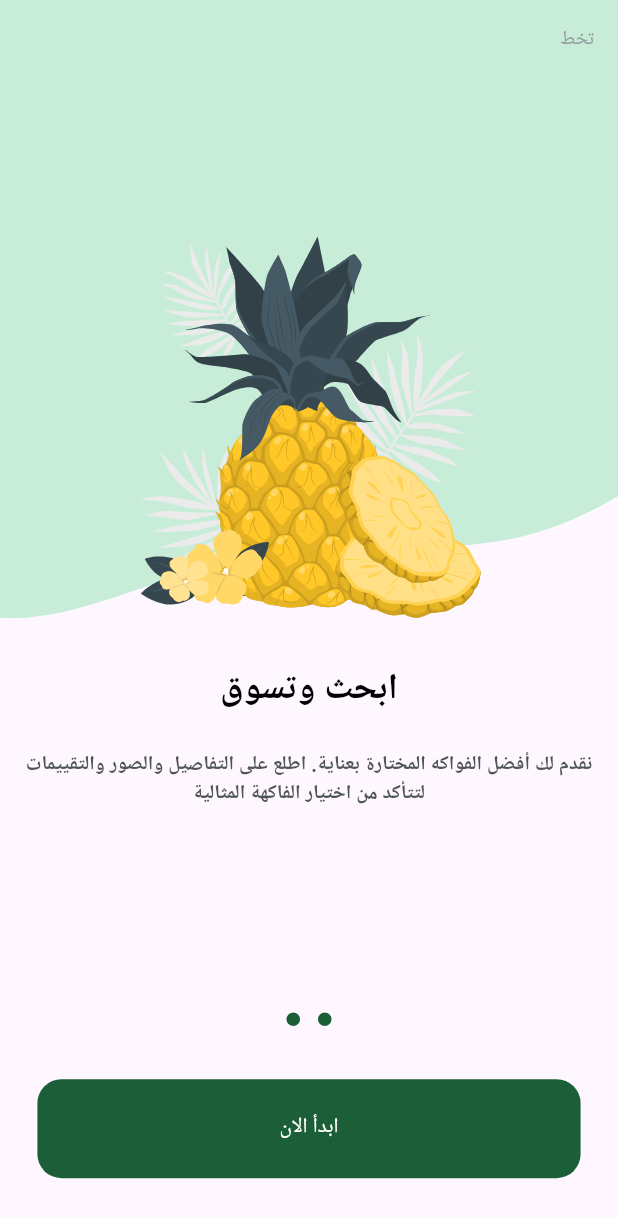
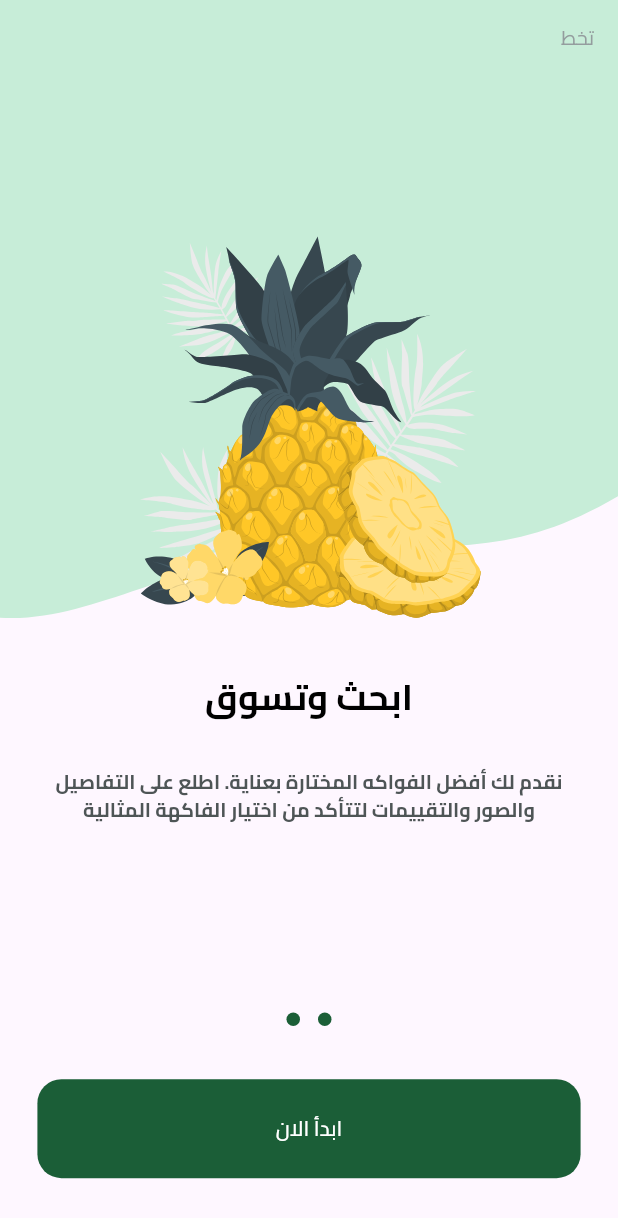
Before and after one commit to Hazem584/Fruits-Hub, a Flutter app: the screen it shows after launch, swiped to page 2, on a phone screen of 412 x 824 dp. Shown: the top 1218 px of the screen. Run offline on Flutter 3.47's test engine with Material 3 defaults, Android fonts, the phone set to English and light mode, and no system bars; drawn by our look-alikes of dots_indicator; our stand-ins replace flutter_screenutil, flutter_svg.

Commit message:
Add Cairo font family and update theme to use Cairo as default font

```diff
--- a/lib/main.dart
+++ b/lib/main.dart
@@ -20,6 +20,7 @@ class FruitHub extends StatelessWidget {
       splitScreenMode: true,
       builder: (context, child) {
         return MaterialApp(
+          theme: ThemeData(fontFamily: 'Cairo'),
           debugShowCheckedModeBanner: false,
           locale: const Locale('ar'),
           localizationsDelegates: const [
```
Also changed, not shown: pubspec.yaml (+12 -0 lines), assets/fonts/Cairo-Black.ttf (added), assets/fonts/Cairo-Bold.ttf (added), assets/fonts/Cairo-ExtraBold.ttf (added), assets/fonts/Cairo-ExtraLight.ttf (added), assets/fonts/Cairo-Light.ttf (added), assets/fonts/Cairo-Medium.ttf (added), assets/fonts/Cairo-Regular.ttf (added), assets/fonts/Cairo-SemiBold.ttf (added).
